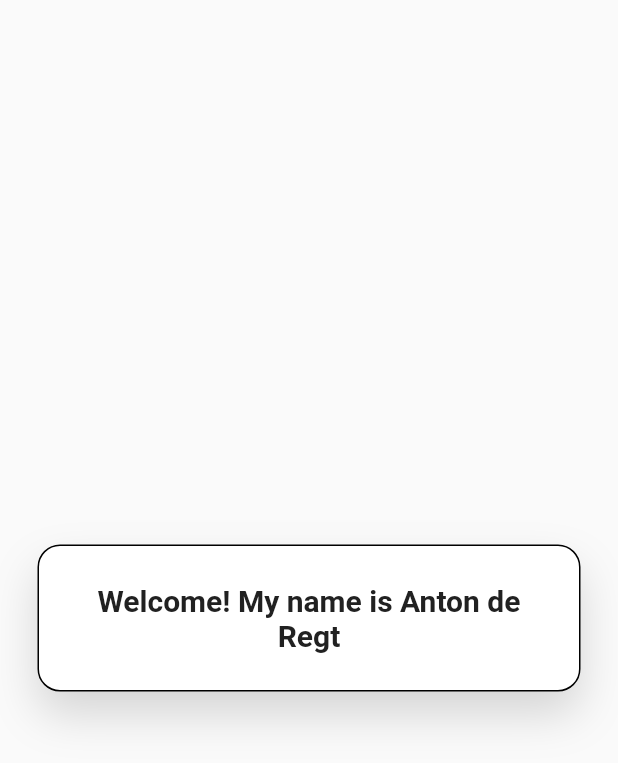
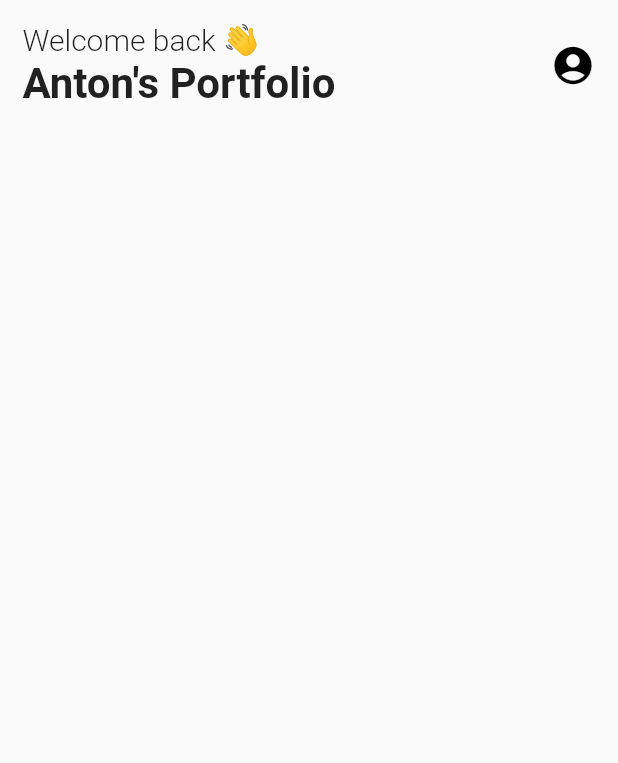
Before and after one commit to antonderegt/my_portfolio, a Flutter app: the screen it shows after launch, on a phone screen of 412 x 824 dp. Shown: the top 763 px of the screen. Run offline on Flutter 3.47's test engine with Material 2 defaults, Android fonts, the phone set to English and light mode, and no system bars.

Commit message:
Add header

```diff
--- a/lib/pages/home/home_page.dart
+++ b/lib/pages/home/home_page.dart
@@ -1,4 +1,5 @@
 import 'package:flutter/material.dart';
+import 'package:my_portfolio/widgets/cards/intro_card.dart';
 
 class HomePage extends StatelessWidget {
   const HomePage({super.key});
@@ -6,30 +7,48 @@
   @override
   Widget build(BuildContext context) {
     return Scaffold(
-      body: Center(
-        child: Padding(
-          padding: const EdgeInsets.all(25.0),
-          child: Container(
-            padding: const EdgeInsets.all(25.0),
-            decoration: BoxDecoration(
-              color: Colors.white,
-              boxShadow: [
-                BoxShadow(
-                    color: Colors.black.withOpacity(.15),
-                    offset: const Offset(0, 15),
-                    blurRadius: 25),
+      body: SafeArea(
+        child: SizedBox(
+          width: MediaQuery.of(context).size.width,
+          height: MediaQuery.of(context).size.height,
+          child: Padding(
+            padding: const EdgeInsets.all(15.0),
+            child: Column(
+              crossAxisAlignment: CrossAxisAlignment.start,
+              children: [
+                Row(
+                  mainAxisAlignment: MainAxisAlignment.spaceBetween,
+                  crossAxisAlignment: CrossAxisAlignment.center,
+                  children: [
+                    Column(
+                      mainAxisAlignment: MainAxisAlignment.start,
+                      mainAxisSize: MainAxisSize.min,
+                      crossAxisAlignment: CrossAxisAlignment.start,
+                      children: [
+                        Text(
+                          "Welcome back 👋",
+                          style: TextStyle(
+                            fontSize: 20,
+                            fontWeight: FontWeight.w300,
+                          ),
+                        ),
+                        Text(
+                          "Anton's Portfolio",
+                          style: TextStyle(
+                            fontSize: 28,
+                            fontWeight: FontWeight.bold,
+                          ),
+                        ),
+                      ],
+                    ),
+                    Icon(
+                      Icons.account_circle,
+                      color: Colors.black,
+                      size: 30,
+                    ),
+                  ],
+                )
               ],
-              borderRadius: BorderRadius.circular(15.0),
-              border: Border.all(color: Colors.black, width: 1),
-            ),
-            child: Text(
-              "Welcome! My name is Anton de Regt",
-              textAlign: TextAlign.center,
-              style: TextStyle(
-                fontSize: 20,
-                fontWeight: FontWeight.bold,
-                color: Colors.grey.shade900,
-              ),
             ),
           ),
         ),
```
